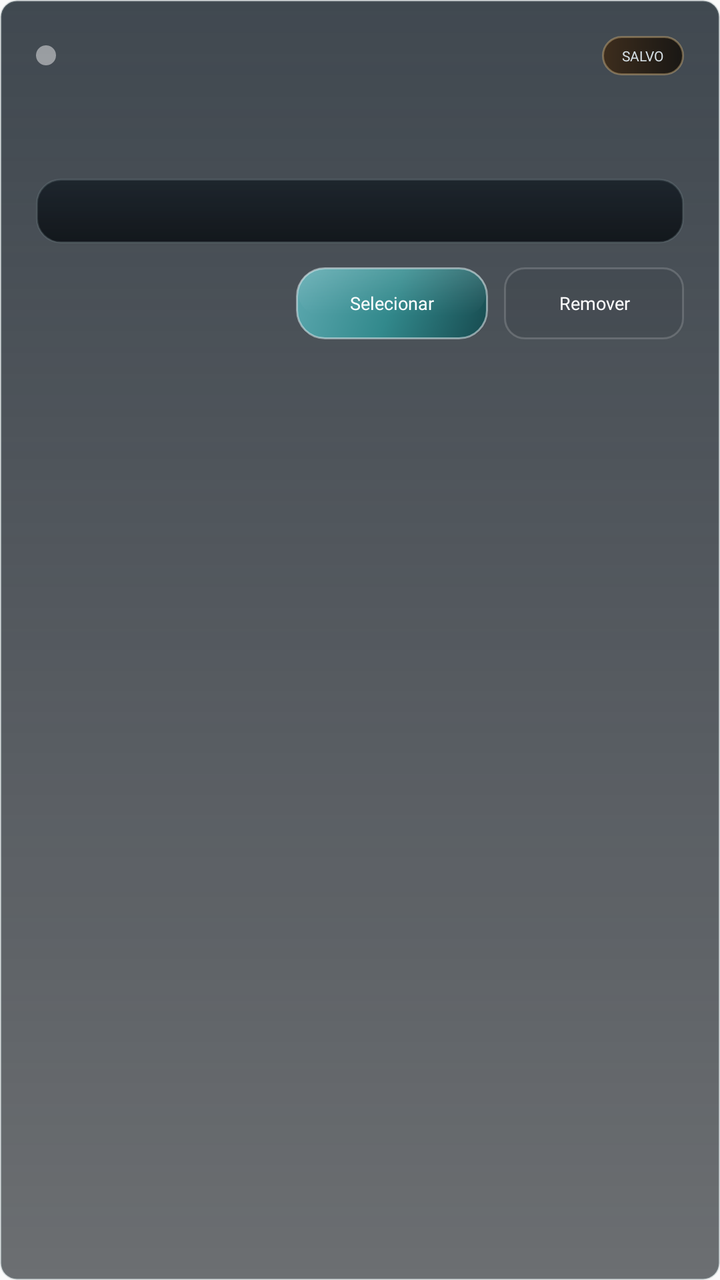
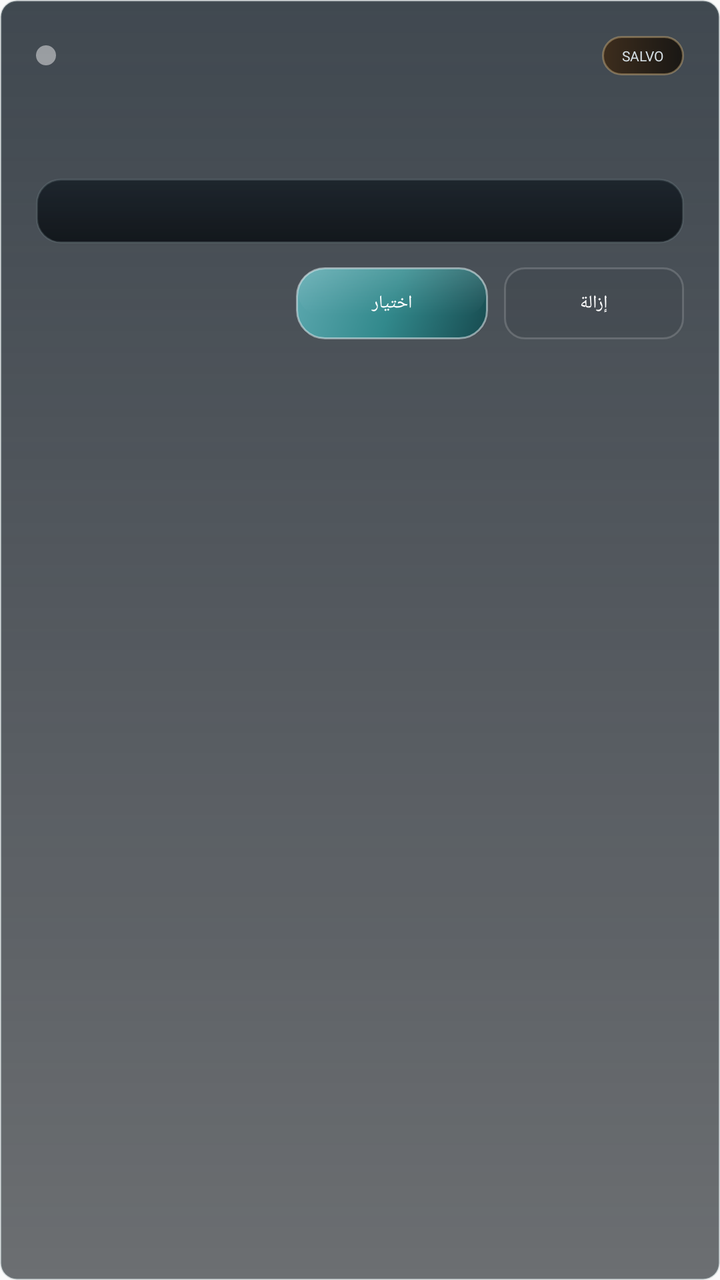

The first picture is an Android layout as it rendered before a commit; the second is the same layout after the commit. The layout source and the unified diff follow.
<!-- AndroidManifest.xml: application theme Theme.AppCompat.Light.NoActionBar.FullScreen -->
<!-- res/layout/item_server_selector.xml -->
<?xml version="1.0" encoding="utf-8"?>
<LinearLayout xmlns:android="http://schemas.android.com/apk/res/android"
    android:layout_width="match_parent"
    android:layout_height="wrap_content"
    android:layout_marginBottom="14dp"
    android:background="@drawable/home_server_option_default"
    android:orientation="vertical"
    android:paddingStart="18dp"
    android:paddingTop="18dp"
    android:paddingEnd="18dp"
    android:paddingBottom="18dp">

    <LinearLayout
        android:layout_width="match_parent"
        android:layout_height="wrap_content"
        android:gravity="center_vertical"
        android:orientation="horizontal">

        <View
            android:id="@+id/item_server_status"
            android:layout_width="10dp"
            android:layout_height="10dp"
            android:layout_marginEnd="10dp"
            android:background="@drawable/server_status_dot_loading" />

        <TextView
            android:id="@+id/item_server_name"
            android:layout_width="0dp"
            android:layout_height="wrap_content"
            android:layout_weight="1"
            android:ellipsize="end"
            android:fontFamily="@font/montserrat_bold"
            android:maxLines="1"
            android:textColor="@android:color/white"
            android:textSize="13sp" />

        <TextView
            android:layout_width="wrap_content"
            android:layout_height="wrap_content"
            android:background="@drawable/launcher_badge_gold"
            android:fontFamily="@font/montserrat_bold"
            android:paddingStart="10dp"
            android:paddingTop="5dp"
            android:paddingEnd="10dp"
            android:paddingBottom="5dp"
            android:text="SALVO"
            android:textAllCaps="true"
            android:textColor="@color/launcher_text_secondary"
            android:textSize="7sp" />
    </LinearLayout>

    <TextView
        android:id="@+id/item_server_players"
        android:layout_width="match_parent"
        android:layout_height="wrap_content"
        android:layout_marginTop="10dp"
        android:fontFamily="@font/montserrat_bold"
        android:textColor="@color/launcher_text_secondary"
        android:textSize="10sp" />

    <TextView
        android:id="@+id/item_server_meta"
        android:layout_width="match_parent"
        android:layout_height="wrap_content"
        android:layout_marginTop="6dp"
        android:fontFamily="@font/montserrat_medium"
        android:textColor="@color/launcher_text_muted"
        android:textSize="8.5sp" />

    <TextView
        android:id="@+id/item_server_address"
        android:layout_width="match_parent"
        android:layout_height="wrap_content"
        android:layout_marginTop="10dp"
        android:background="@drawable/launcher_field_surface_dark"
        android:fontFamily="@font/montserrat_medium"
        android:paddingStart="12dp"
        android:paddingTop="10dp"
        android:paddingEnd="12dp"
        android:paddingBottom="10dp"
        android:textColor="#D8E2EC"
        android:textSize="9sp" />

    <LinearLayout
        android:layout_width="match_parent"
        android:layout_height="wrap_content"
        android:layout_marginTop="12dp"
        android:gravity="end"
        android:orientation="horizontal">

        <TextView
            android:id="@+id/item_server_select_action"
            android:layout_width="wrap_content"
            android:layout_height="36dp"
            android:background="@drawable/home_server_select_button"
            android:fontFamily="@font/montserrat_bold"
            android:gravity="center"
            android:minWidth="96dp"
            android:paddingStart="16dp"
            android:paddingEnd="16dp"
            android:text="Selecionar"
            android:textColor="@android:color/white"
            android:textSize="9sp" />

        <TextView
            android:id="@+id/item_server_remove_action"
            android:layout_width="wrap_content"
            android:layout_height="36dp"
            android:layout_marginStart="8dp"
            android:background="@drawable/home_action_text_button"
            android:fontFamily="@font/montserrat_bold"
            android:gravity="center"
            android:minWidth="90dp"
            android:paddingStart="16dp"
            android:paddingEnd="16dp"
            android:text="Remover"
            android:textColor="@android:color/white"
            android:textSize="9sp" />
    </LinearLayout>

</LinearLayout>
<!-- resources referenced by this layout -->
<resources>
  <color name="launcher_text_muted">#8FA1AE</color>
  <color name="launcher_text_secondary">#D4DEE4</color>
  <!-- drawable home_action_text_button (drawable) -->
  <?xml version="1.0" encoding="utf-8"?>
  <shape xmlns:android="http://schemas.android.com/apk/res/android"
      android:shape="rectangle">
      <solid android:color="#140F141A" />
      <corners android:radius="10dp" />
      <stroke
          android:width="1dp"
          android:color="#2AFFFFFF" />
  </shape>
  <!-- drawable home_server_option_default (drawable) -->
  <?xml version="1.0" encoding="utf-8"?>
  <shape xmlns:android="http://schemas.android.com/apk/res/android"
      android:shape="rectangle">
      <gradient
                  android:angle="270"
                  android:startColor="#D31A242D"
                  android:centerColor="#B510171F"
                  android:endColor="#96080D12" />
      <corners android:radius="8dp" />
      <stroke
          android:width="1dp"
          android:color="@color/launcher_border_soft" />
  </shape>
  <!-- drawable launcher_badge_gold (drawable) -->
  <?xml version="1.0" encoding="utf-8"?>
  <shape xmlns:android="http://schemas.android.com/apk/res/android"
      android:shape="rectangle">
      <gradient
          android:angle="0"
          android:startColor="#3D2D1D"
          android:endColor="#191714" />
      <corners android:radius="10dp" />
      <stroke
          android:width="1dp"
          android:color="#6AD8B77E" />
  </shape>
  <!-- drawable launcher_field_surface_dark (drawable) -->
  <?xml version="1.0" encoding="utf-8"?>
  <shape xmlns:android="http://schemas.android.com/apk/res/android"
      android:shape="rectangle">
      <gradient
          android:angle="270"
          android:startColor="#C9121A22"
          android:endColor="#D2070B0F" />
      <corners android:radius="12dp" />
      <stroke
          android:width="1dp"
          android:color="@color/launcher_border_soft" />
  </shape>
  <!-- drawable server_status_dot_loading (drawable) -->
  <?xml version="1.0" encoding="utf-8"?>
  <shape xmlns:android="http://schemas.android.com/apk/res/android"
      android:shape="oval">
      <solid android:color="#76FFFFFF" />
  </shape>
  <style name="Theme.AppCompat.Light.NoActionBar.FullScreen" parent="@style/Theme.AppCompat.Light.NoActionBar">
          <item name="android:windowNoTitle">true</item>
          <item name="android:windowActionBar">false</item>
          <item name="android:windowFullscreen">true</item>
          <item name="android:windowContentOverlay">@null</item>
          <item name="android:windowLayoutInDisplayCutoutMode">shortEdges</item>
      </style>
  <color name="launcher_border_soft">#42798A91</color>
  <color name="launcher_accent_teal">#32898C</color>
  <color name="launcher_accent_teal_dark">#174A4F</color>
  <!-- unchanged entries left out for length: 1 -->
</resources>

<!-- the commit's change to res/layout/item_server_selector.xml (unified diff, before → after) -->
@@ -98,7 +98,7 @@
             android:minWidth="96dp"
             android:paddingStart="16dp"
             android:paddingEnd="16dp"
-            android:text="Selecionar"
+            android:text="اختيار"
             android:textColor="@android:color/white"
             android:textSize="9sp" />
 
@@ -113,7 +113,7 @@
             android:minWidth="90dp"
             android:paddingStart="16dp"
             android:paddingEnd="16dp"
-            android:text="Remover"
+            android:text="إزالة"
             android:textColor="@android:color/white"
             android:textSize="9sp" />
     </LinearLayout>
